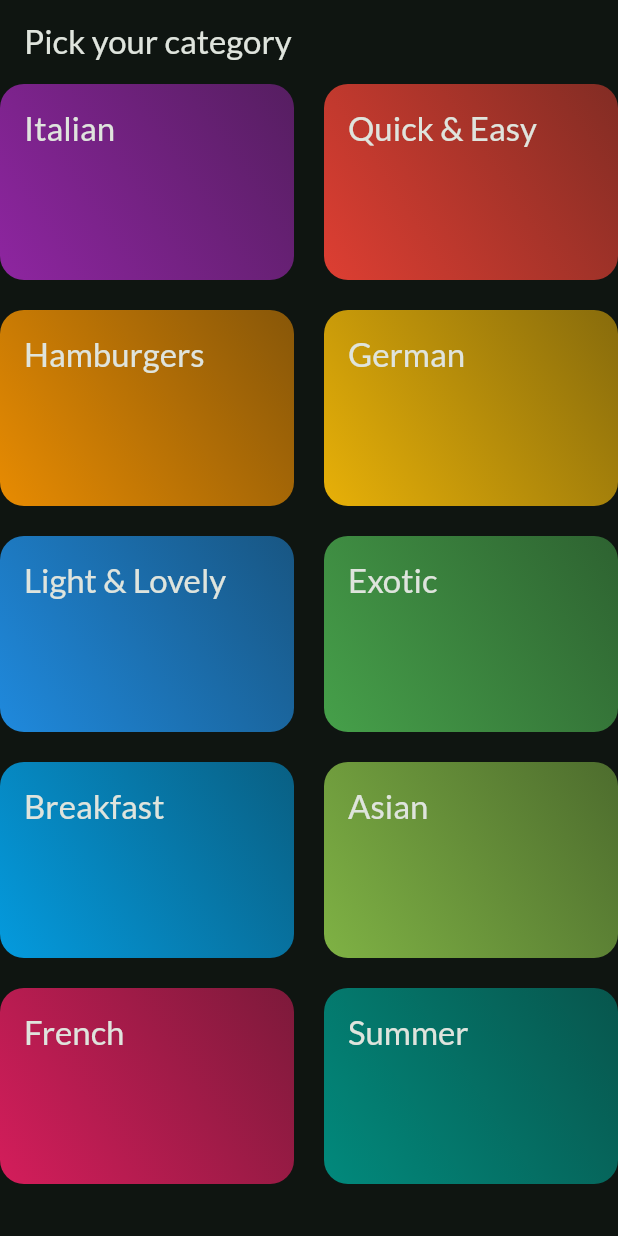
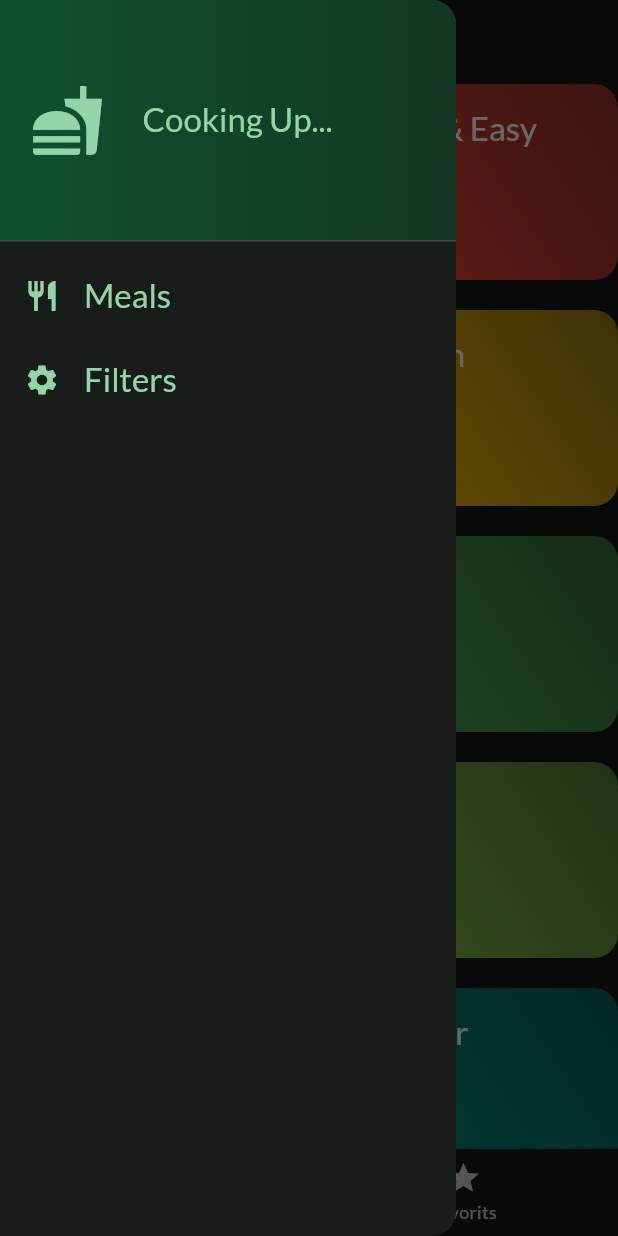
Before and after one commit to AbdelrahmanMasoudTaha/Meal-App, a Flutter app: the screen it shows after launch, with the side drawer open (before the commit the screen has no drawer), on a phone screen of 412 x 824 dp. Run offline on Flutter 3.47's test engine with Material 3 defaults, Android fonts, the phone set to English and light mode, and no system bars; our stand-ins replace google_fonts, transparent_image; missing offline and left inert: dart:ffi.

Commit message:
favorite featur and main drawer

```diff
--- a/lib/main.dart
+++ b/lib/main.dart
@@ -1,6 +1,6 @@
 import 'package:flutter/material.dart';
 import 'package:google_fonts/google_fonts.dart';
-import 'package:meal/screens/categorios_screen.dart';
+import 'package:meal/screens/tabs_screen.dart';
 
 void main() {
   runApp(const MyApp());
@@ -22,7 +22,7 @@ class MyApp extends StatelessWidget {
         textTheme: GoogleFonts.latoTextTheme(),
         useMaterial3: true,
       ),
-      home: const CategoriosScreen(),
+      home: const TabsScreen(),
     );
   }
 }
--- a/lib/screens/categorios_screen.dart
+++ b/lib/screens/categorios_screen.dart
@@ -1,17 +1,14 @@
 import 'package:flutter/material.dart';
+import '../models/meal.dart';
 import '/data/dummy_data.dart';
 import '/widgets/category_grid_item.dart';
 
 class CategoriosScreen extends StatelessWidget {
-  const CategoriosScreen({super.key});
-
+  const CategoriosScreen({super.key, required this.onToggelFav});
+  final Function(Meal meal) onToggelFav;
   @override
   Widget build(BuildContext context) {
-    return Scaffold(
-      appBar: AppBar(
-        title: const Text('Pick your category'),
-      ),
-      body: GridView(
+    return GridView(
         gridDelegate: const SliverGridDelegateWithFixedCrossAxisCount(
           crossAxisCount: 2,
           crossAxisSpacing: 20,
@@ -20,9 +17,10 @@ class CategoriosScreen extends StatelessWidget {
         ),
         children: [
           for (final ele in availableCategories)
-            CategoryGridItem(category: ele),
-        ],
-      ),
-    );
+            CategoryGridItem(
+              category: ele,
+              onToggelFav: onToggelFav,
+            ),
+        ]);
   }
 }
--- /dev/null
+++ b/lib/screens/tabs_screen.dart
@@ -0,0 +1,88 @@
+import 'dart:ffi';
+import 'package:meal/models/meal.dart';
+import 'package:flutter/material.dart';
+import 'package:meal/screens/categorios_screen.dart';
+import 'package:meal/screens/filters_screen.dart';
+import 'package:meal/screens/meals_screen.dart';
+import 'package:meal/widgets/main_drawer.dart';
+
+class TabsScreen extends StatefulWidget {
+  const TabsScreen({super.key});
+
+  @override
+  State<TabsScreen> createState() => _TabsScreenState();
+}
+
+class _TabsScreenState extends State<TabsScreen> {
+  final List<Meal> _favMeals = [];
+  void _toggleMealFavStatus(Meal meal) {
+    bool isFav = _favMeals.contains(meal);
+    if (isFav) {
+      setState(() {
+        _favMeals.remove(meal);
+      });
+      showMessage('meal is deleted form Favorits list');
+    } else {
+      setState(() {
+        _favMeals.add(meal);
+      });
+      showMessage('meal is added to Favorits list');
+    }
+  }
+
+  void _setScreen(String identifier) {
+    if (identifier == 'meals') {
+      Navigator.of(context).pop();
+    } else {
+      Navigator.of(context).pop();
+      Navigator.of(context).pushReplacement(
+          MaterialPageRoute(builder: (ctx) => FiltersScreen()));
+    }
+  }
+
+  void showMessage(String message) {
+    ScaffoldMessenger.of(context).clearSnackBars();
+    ScaffoldMessenger.of(context)
+        .showSnackBar(SnackBar(content: Text(message)));
+  }
+
+  var _selectedScreenIndex = 0;
+
+  Void? _changeScreen(int index) {
+    setState(() => _selectedScreenIndex = index);
+  }
+
+  @override
+  Widget build(BuildContext context) {
+    var activeScreenTitle = 'Pick your category';
+    Widget activeScreen = CategoriosScreen(
+      onToggelFav: _toggleMealFavStatus,
+    );
+    if (_selectedScreenIndex == 1) {
+      activeScreenTitle = 'Favorits';
+      activeScreen = MealsScreen(
+        meals: _favMeals,
+        onToggelFav: _toggleMealFavStatus,
+      );
+    }
+
+    return Scaffold(
+      appBar: AppBar(
+        title: Text(activeScreenTitle),
+      ),
+      drawer: MainDrawer(
+        onSelectScreen: _setScreen,
+      ),
+      body: activeScreen,
+      bottomNavigationBar: BottomNavigationBar(
+        items: const [
+          BottomNavigationBarItem(
+              icon: Icon(Icons.set_meal), label: 'Categories'),
+          BottomNavigationBarItem(icon: Icon(Icons.star), label: 'Favorits'),
+        ],
+        currentIndex: _selectedScreenIndex,
+        onTap: _changeScreen,
+      ),
+    );
+  }
+}
--- a/lib/widgets/category_grid_item.dart
+++ b/lib/widgets/category_grid_item.dart
@@ -6,8 +6,10 @@ import 'package:meal/screens/meals_screen.dart';
 import '../models/category.dart';
 
 class CategoryGridItem extends StatelessWidget {
-  const CategoryGridItem({super.key, required this.category});
+  const CategoryGridItem(
+      {super.key, required this.category, required this.onToggelFav});
   final Category category;
+  final Function(Meal meal) onToggelFav;
   @override
   Widget build(BuildContext context) {
     final List<Meal> felteerdData = dummyMeals
@@ -19,8 +21,11 @@ class CategoryGridItem extends StatelessWidget {
       onTap: () {
         Navigator.of(context).push(
           MaterialPageRoute(
-            builder: (ctx) =>
-                MealsScreen(title: category.title, meals: felteerdData),
+            builder: (ctx) => MealsScreen(
+              title: category.title,
+              meals: felteerdData,
+              onToggelFav: onToggelFav,
+            ),
           ),
         );
       },
--- /dev/null
+++ b/lib/widgets/main_drawer.dart
@@ -0,0 +1,77 @@
+import 'package:flutter/material.dart';
+
+class MainDrawer extends StatelessWidget {
+  const MainDrawer({super.key, required this.onSelectScreen});
+
+  final void Function(String identifier) onSelectScreen;
+
+  @override
+  Widget build(BuildContext context) {
+    return Drawer(
+      child: Column(
+        children: [
+          DrawerHeader(
+            padding: const EdgeInsets.all(20),
+            decoration: BoxDecoration(
+              gradient: LinearGradient(
+                colors: [
+                  Theme.of(context).colorScheme.primaryContainer,
+                  Theme.of(context)
+                      .colorScheme
+                      .primaryContainer
+                      .withOpacity(0.5),
+                ],
+              ),
+            ),
+            child: Row(
+              children: [
+                Icon(
+                  Icons.fastfood,
+                  size: 50,
+                  color: Theme.of(context).colorScheme.primary,
+                ),
+                const SizedBox(
+                  width: 25,
+                ),
+                Text(
+                  "Cooking Up...",
+                  style: Theme.of(context).textTheme.titleLarge!.copyWith(
+                        color: Theme.of(context).colorScheme.primary,
+                      ),
+                )
+              ],
+            ),
+          ),
+          ListTile(
+            leading: Icon(
+              Icons.restaurant,
+              color: Theme.of(context).colorScheme.primary,
+            ),
+            title: Text(
+              "Meals",
+              style: Theme.of(context).textTheme.titleLarge!.copyWith(
+                    color: Theme.of(context).colorScheme.primary,
+                  ),
+            ),
+            onTap: () {
+              onSelectScreen('meals');
+            },
+          ),
+          ListTile(
+            leading: Icon(
+              Icons.settings,
+              color: Theme.of(context).colorScheme.primary,
+            ),
+            title: Text(
+              "Filters",
+              style: Theme.of(context).textTheme.titleLarge!.copyWith(
+                    color: Theme.of(context).colorScheme.primary,
+                  ),
+            ),
+            onTap: () => onSelectScreen('filters'),
+          ),
+        ],
+      ),
+    );
+  }
+}
--- a/lib/widgets/meal_item.dart
+++ b/lib/widgets/meal_item.dart
@@ -1,6 +1,5 @@
 import 'package:flutter/material.dart';
 import 'package:meal/models/meal.dart';
-import 'package:meal/screens/meal_details_screen.dart';
 import 'package:transparent_image/transparent_image.dart';
 
 class MealItem extends StatelessWidget {
```
Also changed, not shown: lib/screens/filters_screen.dart (added, +33 -0 lines), lib/screens/meal_details_screen.dart (+10 -1 lines), lib/screens/meals_screen.dart (+15 -8 lines).
